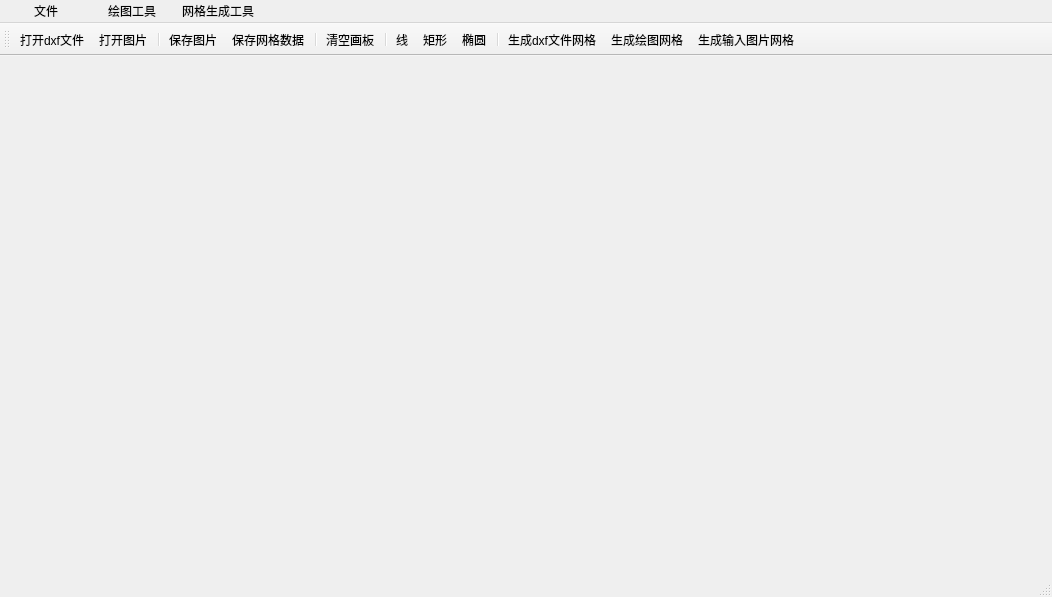
Inspring6/ggssec, file UI/mainwindow.ui: the form before one commit.
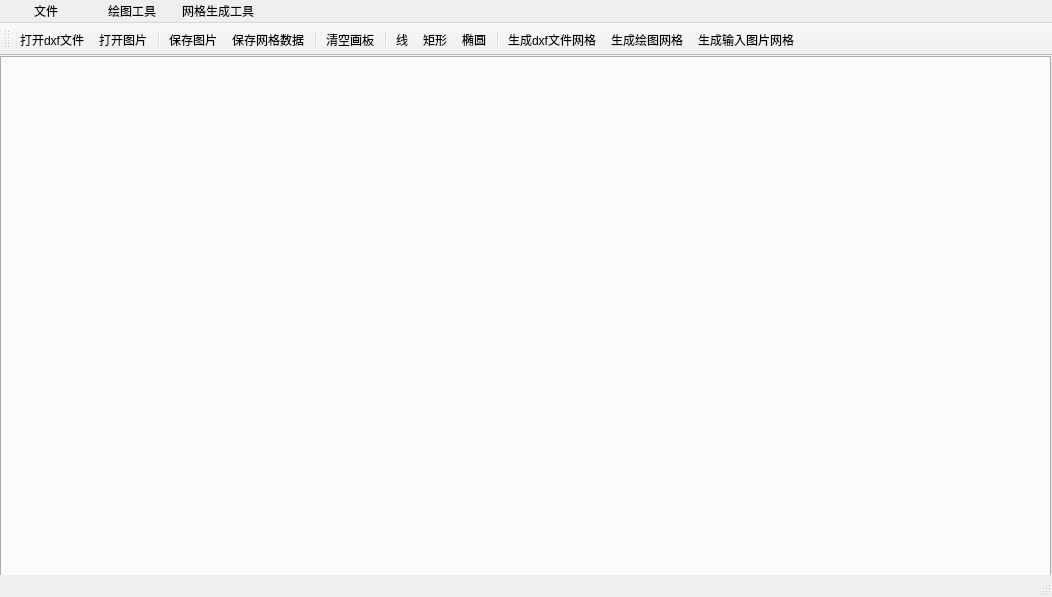
The form after the commit. Icons and pictures are not drawn.

The edit to the form file:
```diff
--- a/UI/mainwindow.ui
+++ b/UI/mainwindow.ui
@@ -17,7 +17,33 @@
    <iconset>
     <normaloff>../ico/mainwindow_ico.ico</normaloff>../ico/mainwindow_ico.ico</iconset>
   </property>
-  <widget class="QWidget" name="centralwidget"/>
+  <widget class="QWidget" name="centralwidget">
+   <widget class="QTabWidget" name="tabWidget">
+    <property name="enabled">
+     <bool>true</bool>
+    </property>
+    <property name="geometry">
+     <rect>
+      <x>0</x>
+      <y>0</y>
+      <width>1051</width>
+      <height>521</height>
+     </rect>
+    </property>
+    <property name="autoFillBackground">
+     <bool>true</bool>
+    </property>
+    <property name="currentIndex">
+     <number>-1</number>
+    </property>
+    <property name="tabsClosable">
+     <bool>true</bool>
+    </property>
+    <property name="tabBarAutoHide">
+     <bool>false</bool>
+    </property>
+   </widget>
+  </widget>
   <widget class="QMenuBar" name="menubar">
    <property name="geometry">
     <rect>
```
